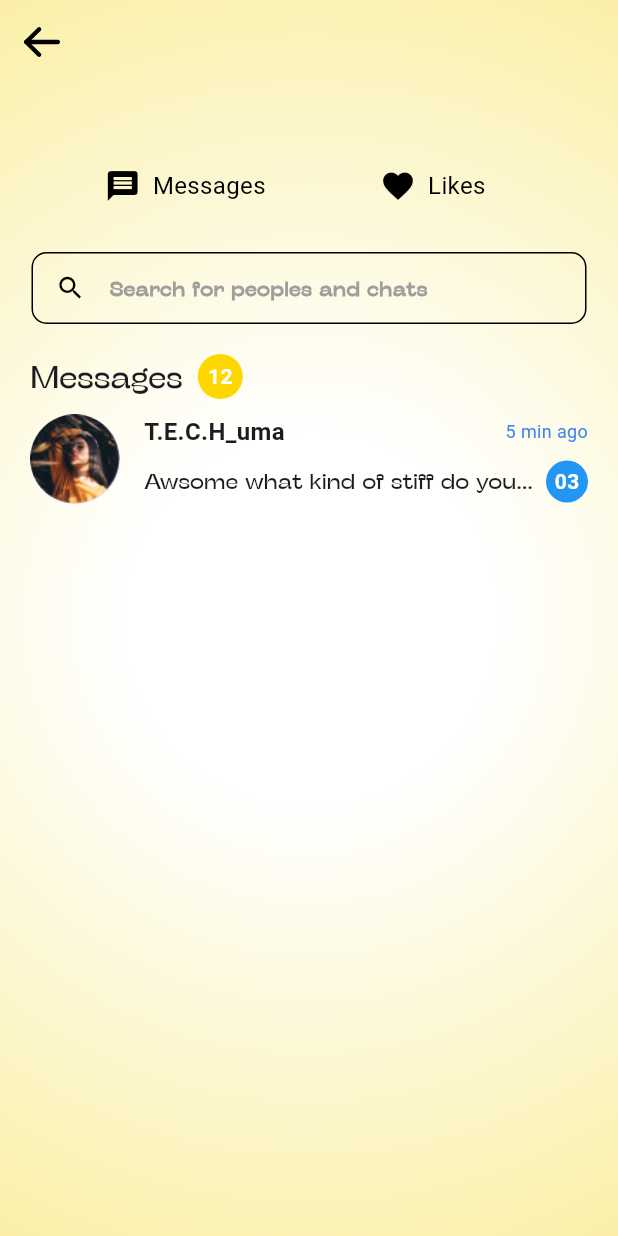
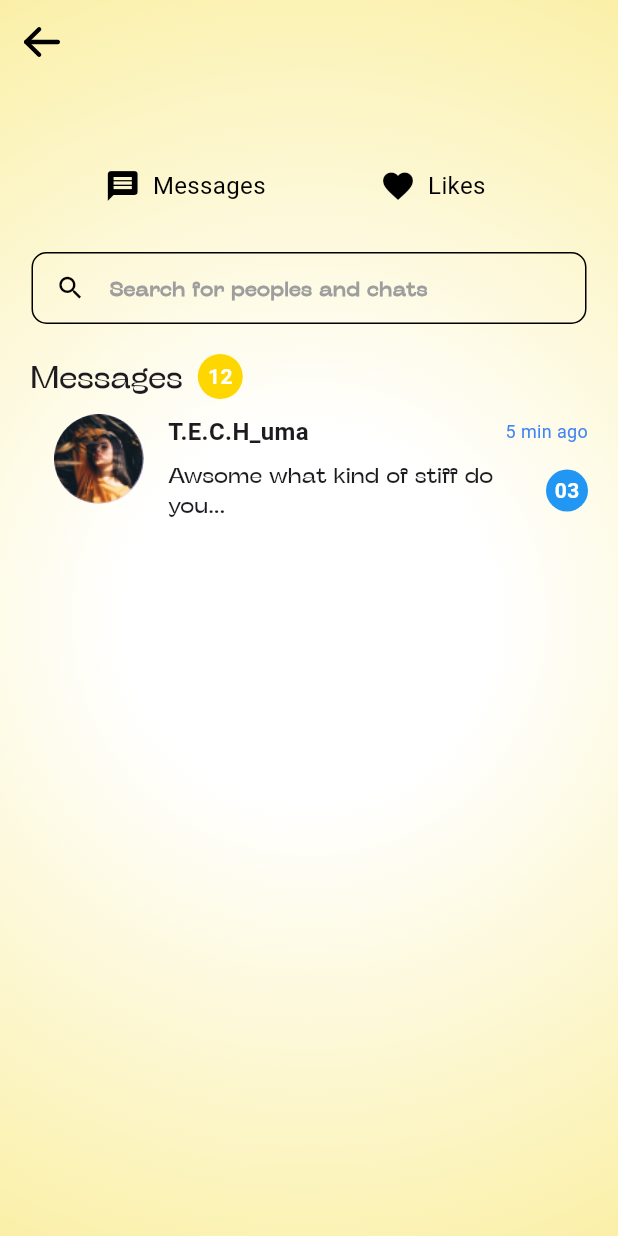
Before and after one commit to TerkumaAmos/datting_app, a Flutter app: the screen it shows after launch, on a phone screen of 412 x 824 dp. Run offline on Flutter 3.47's test engine with Material 3 defaults, Android fonts, the phone set to English and light mode, and no system bars; our stand-ins replace dotted_border, flutter_svg, go_router, google_fonts, iconsax_flutter, smooth_page_indicator.

Commit message:
Add CustomPostWidget for improved message display in MessageScreen

```diff
--- a/lib/features/shared /presentation/screens/message_Screen.dart
+++ b/lib/features/shared /presentation/screens/message_Screen.dart
@@ -1,5 +1,6 @@
 import 'package:datting_app/core/theme/app_colors.dart';
 import 'package:datting_app/features/shared%20/presentation/widgets/icon_text_button.dart';
+import 'package:datting_app/features/shared%20/widgets/custom_post_widget.dart';
 import 'package:datting_app/shared/widgets/buttons/back_button.dart';
 import 'package:datting_app/shared/widgets/container/custom_positioned_circle.dart';
 import 'package:datting_app/shared/widgets/gradient/app_gradient.dart';
@@ -112,50 +113,27 @@ class _MessageScreenState extends State<MessageScreen> {
                   child: Row(
                     crossAxisAlignment: CrossAxisAlignment.start,
                     children: [
-                      CircleAvatar(
-                        radius: 30,
-                        backgroundImage: Image(image: AssetImage('assets/images/groupp.png')).image,
-                      ),
+                      // CircleAvatar(
+                      //   radius: 30,
+                      //   backgroundImage: Image(image: AssetImage('assets/images/groupp.png')).image,
+                      // ),
                       SizedBox(width: 16.0),
                       Expanded(
-                        child: Column(
+                        child:
+                        Column(
                           crossAxisAlignment: CrossAxisAlignment.start,
                           children: [
-                            Row(
-                              mainAxisAlignment: MainAxisAlignment.spaceBetween,
-                              children: [
-                                Text(
-                                  'T.E.C.H_uma',
-                                  style: TextStyle(fontWeight: FontWeight.bold, fontSize: 16),
-                                ),
-                                Text(
-                                  '5 min ago',
-                                  style: TextStyle(color: Color(0xff4285f4), fontSize: 12),
-                                ),
-                              ],
-                            ),
-                            SizedBox(height: 8.0),
-                            Row(
-                                                            mainAxisAlignment: MainAxisAlignment.spaceBetween,
-
-                              children: [
-                                Text(
-                                  'Awsome what kind of stiff do you...',
-                                  style: TextStyle(fontSize: 14,fontFamily: 'Regular'),
-
-
-                                ),
-                                 CustomPositionedCircle(
-                                  width: 28,
-                                  height: 28,
-                                  color: Colors.blue,
-                                  text: '03',
-                                  textColor: Colors.white,
-
-                      ),
-
-                              ],
-                            ),
+                           CustomPostWidget(
+              backgroundImage: const AssetImage('assets/images/groupp.png'),
+              titleText: 'T.E.C.H_uma',
+              timeText: '5 min ago',
+              timeTextColor: const Color(0xff4285f4),
+              descriptionText: 'Awsome what kind of stiff do you...',
+              showPositionedCircle: true,
+              circleText: '03',
+              circleColor: Colors.blue,
+              circleTextColor: Colors.white,
+            ),
                           ],
                         ),
                       ),
--- /dev/null
+++ b/lib/features/shared /widgets/custom_post_widget.dart
@@ -0,0 +1,116 @@
+
+
+import 'package:datting_app/shared/widgets/container/custom_positioned_circle.dart';
+import 'package:flutter/material.dart';
+
+class CustomPostWidget extends StatelessWidget {
+  // Nullable properties for flexibility
+  final ImageProvider? backgroundImage;
+  final String? titleText;
+  final String? timeText;
+  final String? descriptionText;
+  final Color? timeTextColor;
+  final bool showPositionedCircle;
+  final String? circleText;
+  final Color? circleColor;
+  final Color? circleTextColor;
+  final double avatarRadius;
+  final double spacing;
+
+  const CustomPostWidget({
+    Key? key,
+    this.backgroundImage,
+    this.titleText,
+    this.timeText,
+    this.descriptionText,
+    this.timeTextColor,
+    this.showPositionedCircle = false,
+    this.circleText,
+    this.circleColor,
+    this.circleTextColor,
+    this.avatarRadius = 30.0,
+    this.spacing = 16.0,
+  }) : super(key: key);
+
+  @override
+  Widget build(BuildContext context) {
+    return Row(
+      crossAxisAlignment: CrossAxisAlignment.start,
+      children: [
+        // CircleAvatar with nullable background image
+        CircleAvatar(
+          radius: avatarRadius,
+          backgroundImage: backgroundImage,
+          // Fallback to a default color or placeholder if image is null
+          backgroundColor:
+              backgroundImage == null ? Colors.grey[300] : null,
+        ),
+        SizedBox(width: spacing),
+        Expanded(
+          child: Column(
+            crossAxisAlignment: CrossAxisAlignment.start,
+            children: [
+              Row(
+                mainAxisAlignment: MainAxisAlignment.spaceBetween,
+                children: [
+                  // Title text (only shown if not null)
+                  if (titleText != null)
+                    Text(
+                      titleText!,
+                      style: const TextStyle(
+                        fontWeight: FontWeight.bold,
+                        fontSize: 16,
+                      ),
+                    )
+                  else
+                    const SizedBox.shrink(),
+                  // Time text (only shown if not null)
+                  if (timeText != null)
+                    Text(
+                      timeText!,
+                      style: TextStyle(
+                        color: timeTextColor ?? const Color(0xff4285f4),
+                        fontSize: 12,
+                      ),
+                    )
+                  else
+                    const SizedBox.shrink(),
+                ],
+              ),
+              const SizedBox(height: 8.0),
+              Row(
+                mainAxisAlignment: MainAxisAlignment.spaceBetween,
+                children: [
+                  // Description text (only shown if not null)
+                  if (descriptionText != null)
+                    Expanded(
+                      child: Text(
+                        descriptionText!,
+                        style: const TextStyle(
+                          fontSize: 14,
+                          fontFamily: 'Regular',
+                        ),
+                      ),
+                    )
+                  else
+                    const SizedBox.shrink(),
+                  // Custom positioned circle (only shown if enabled)
+                  if (showPositionedCircle && circleText != null)
+                    CustomPositionedCircle(
+                      width: 28,
+                      height: 28,
+                      color: circleColor ?? Colors.blue,
+                      text: circleText!,
+                      textColor: circleTextColor ?? Colors.white,
+                    )
+                  else
+                    const SizedBox.shrink(),
+                ],
+              ),
+            ],
+          ),
+        ),
+      ],
+    );
+  }
+}
```
